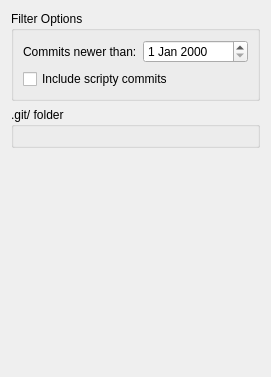
Qt form configdialog.ui (KDE/akonadi-git-resource) before a commit.
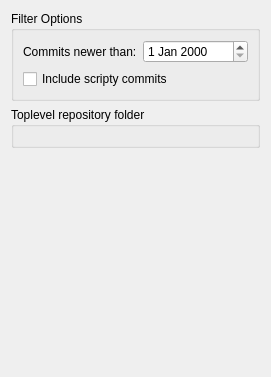
The same form after that commit. Custom widgets are drawn as their Qt base class.

Commit message:
Make the repository picker actually work.
Remove hardcoded pim test repository.

The edit to the form file:
```diff
--- a/configdialog.ui
+++ b/configdialog.ui
@@ -47,7 +47,7 @@
    <item>
     <widget class="QGroupBox" name="groupBox_2">
      <property name="title">
-      <string>.git/ folder</string>
+      <string>Toplevel repository folder</string>
      </property>
      <layout class="QHBoxLayout" name="horizontalLayout">
       <item>
```
The commit also changes 2 other files.
